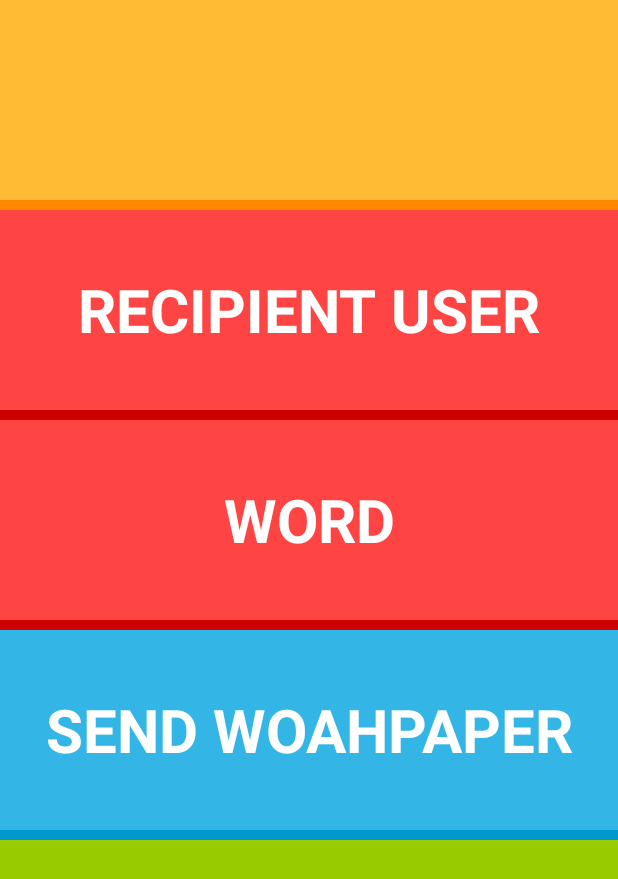
After one commit to Wojtechnology/WoahPaper, an Android app: the SendActivity screen opened directly, with no data from a screen before it, on a phone screen of 412 x 824 dp. The commit adds this screen. Shown: the top 879 px of the screen. Run offline under Robolectric (Android 15) with nearby library versions, the phone set to English and light mode, and no system bars.

Commit message:
UI for sender activity

```diff
--- a/app/app/src/main/AndroidManifest.xml
+++ b/app/app/src/main/AndroidManifest.xml
@@ -4,10 +4,17 @@
 
     <uses-sdk
         android:minSdkVersion="14"
-        android:targetSdkVersion="21"
-    />
+        android:targetSdkVersion="21" />
 
-    <uses-permission android:name="android.permission.INTERNET"/>
+    <uses-permission android:name="android.permission.INTERNET" />
+
+    <android:uses-permission
+        android:name="android.permission.WRITE_EXTERNAL_STORAGE"
+        android:maxSdkVersion="18" />
+    <android:uses-permission android:name="android.permission.READ_PHONE_STATE" />
+    <android:uses-permission
+        android:name="android.permission.READ_EXTERNAL_STORAGE"
+        android:maxSdkVersion="18" />
 
     <application
         android:allowBackup="true"
@@ -15,12 +22,17 @@
         android:label="@string/app_name"
         android:theme="@style/AppTheme" >
         <activity
-            android:name=".LoginActivity"
+            android:name="com.example.wojtekswiderski.woahpaper.LoginActivity"
             android:label="@string/app_name" >
             <intent-filter>
                 <action android:name="android.intent.action.MAIN" />
+
                 <category android:name="android.intent.category.LAUNCHER" />
             </intent-filter>
+        </activity>
+        <activity
+            android:name="com.example.wojtekswiderski.woahpaper.SendActivity"
+            android:label="@string/title_activity_send" >
         </activity>
     </application>
 
--- /dev/null
+++ b/app/app/src/main/java/com/example/wojtekswiderski/woahpaper/SendActivity.java
@@ -0,0 +1,39 @@
+package com.example.wojtekswiderski.woahpaper;
+
+import android.app.Activity;
+import android.os.Bundle;
+import android.view.Menu;
+import android.view.MenuItem;
+
+
+public class SendActivity extends Activity {
+
+    @Override
+    protected void onCreate(Bundle savedInstanceState) {
+        super.onCreate(savedInstanceState);
+        setContentView(R.layout.activity_send);
+    }
+
+
+    @Override
+    public boolean onCreateOptionsMenu(Menu menu) {
+        // Inflate the menu; this adds items to the action bar if it is present.
+        getMenuInflater().inflate(R.menu.menu_send, menu);
+        return true;
+    }
+
+    @Override
+    public boolean onOptionsItemSelected(MenuItem item) {
+        // Handle action bar item clicks here. The action bar will
+        // automatically handle clicks on the Home/Up button, so long
+        // as you specify a parent activity in AndroidManifest.xml.
+        int id = item.getItemId();
+
+        //noinspection SimplifiableIfStatement
+        if (id == R.id.action_settings) {
+            return true;
+        }
+
+        return super.onOptionsItemSelected(item);
+    }
+}
--- /dev/null
+++ b/app/app/src/main/res/layout/activity_send.xml
@@ -0,0 +1,48 @@
+<ScrollView style="@style/AppTheme"
+    xmlns:android="http://schemas.android.com/apk/res/android"
+    xmlns:tools="http://schemas.android.com/tools"
+    android:layout_width="match_parent"
+    android:layout_height="match_parent"
+    tools:context=".LoginActivity"
+    android:background="#99CC00">
+    <LinearLayout
+        android:layout_width="match_parent"
+        android:layout_height="match_parent"
+        android:orientation="vertical"
+        android:id="@+id/mainLayout"
+        android:focusable="true"
+        android:focusableInTouchMode="true"
+        android:descendantFocusability="beforeDescendants">
+        <TextView
+            style="@style/BlockTheme"
+            android:background="#FFBB33"
+            android:id="@+id/userTitleBox"/>
+        <TextView
+            style="@style/SpacerTheme"
+            android:background="#FF8800"/>
+        <EditText
+            style="@style/FormTheme"
+            android:hint="@string/recipient_hint"
+            android:background="#FF4444"
+            android:id="@+id/recipientBox"/>
+        <TextView
+            style="@style/SpacerTheme"
+            android:background="#CC0000"/>
+        <EditText
+            style="@style/FormTheme"
+            android:hint="@string/word_hint"
+            android:background="#FF4444"
+            android:id="@+id/wordBox"/>
+        <TextView
+            style="@style/SpacerTheme"
+            android:background="#CC0000"/>
+        <Button
+            style="@style/ButtonTheme"
+            android:text="@string/send_botton"
+            android:background="#33B5E5"
+            android:id="@+id/sendBox"/>
+        <TextView
+            style="@style/SpacerTheme"
+            android:background="#0099CC"/>
+    </LinearLayout>
+</ScrollView>
--- /dev/null
+++ b/app/app/src/main/res/menu/menu_send.xml
@@ -0,0 +1,6 @@
+<menu xmlns:android="http://schemas.android.com/apk/res/android"
+    xmlns:tools="http://schemas.android.com/tools"
+    tools:context="com.example.wojtekswiderski.woahpaper.SendActivity">
+    <item android:id="@+id/action_settings" android:title="@string/action_settings"
+        android:orderInCategory="100" android:showAsAction="never" />
+</menu>
--- a/app/app/src/main/res/values/strings.xml
+++ b/app/app/src/main/res/values/strings.xml
@@ -7,5 +7,8 @@
     <string name="username_hint">USERNAME</string>
     <string name="password_hint">PASSWORD</string>
     <string name="submit_button">SIGN IN / REGISTER</string>
+    <string name="send_botton">SEND WOAHPAPER</string>
+    <string name="word_hint">WORD</string>
+    <string name="recipient_hint">RECIPIENT USER</string>
 
 </resources>
```
